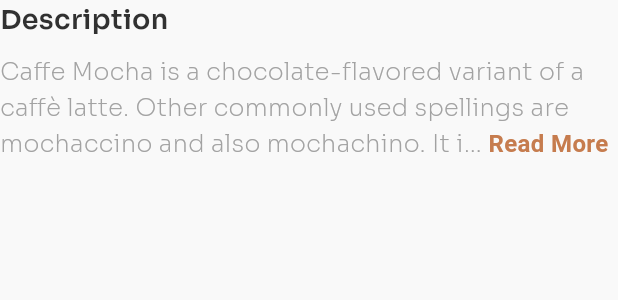
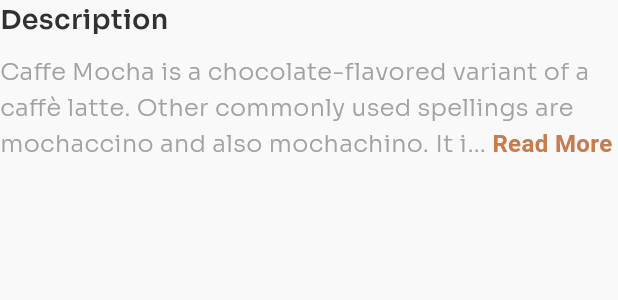
Before and after one commit to Reh4m/flutter-coffee-shop-app, a Flutter app: the ProductDescriptionWidget widget shown alone on an empty page, opened directly, on a phone screen of 412 x 824 dp. Shown: the top 300 px of the screen. Run offline on Flutter 3.47's test engine with Material 3 defaults, Android fonts, the phone set to English and light mode, and no system bars; drawn by our look-alikes of readmore; our stand-ins replace animated_toggle_switch, google_fonts.

Commit message:
Chore: Update font weight and size in product description and size options widgets

```diff
--- a/lib/src/screens/product/widgets/product_description_widget.dart
+++ b/lib/src/screens/product/widgets/product_description_widget.dart
@@ -51,7 +51,7 @@ class ProductDescriptionWidget extends StatelessWidget {
       style: const TextStyle(
         color: LightTheme.textLightColor,
         fontSize: 16,
-        fontWeight: FontWeight.w200,
+        fontWeight: FontWeight.w300,
         height: 1.5,
       ),
       moreStyle: readMoreTextStyle,
--- a/lib/src/screens/product/widgets/product_size_options_widget.dart
+++ b/lib/src/screens/product/widgets/product_size_options_widget.dart
@@ -57,8 +57,8 @@ class ProductSizeOptionsWidget extends StatelessWidget {
               style: TextStyle(
                 color:
                     isSelected ? LightTheme.primaryColor : LightTheme.textColor,
-                fontSize: 18,
-                fontWeight: FontWeight.w200,
+                fontSize: 16,
+                fontWeight: FontWeight.w400,
               ),
             ),
           ),
```
